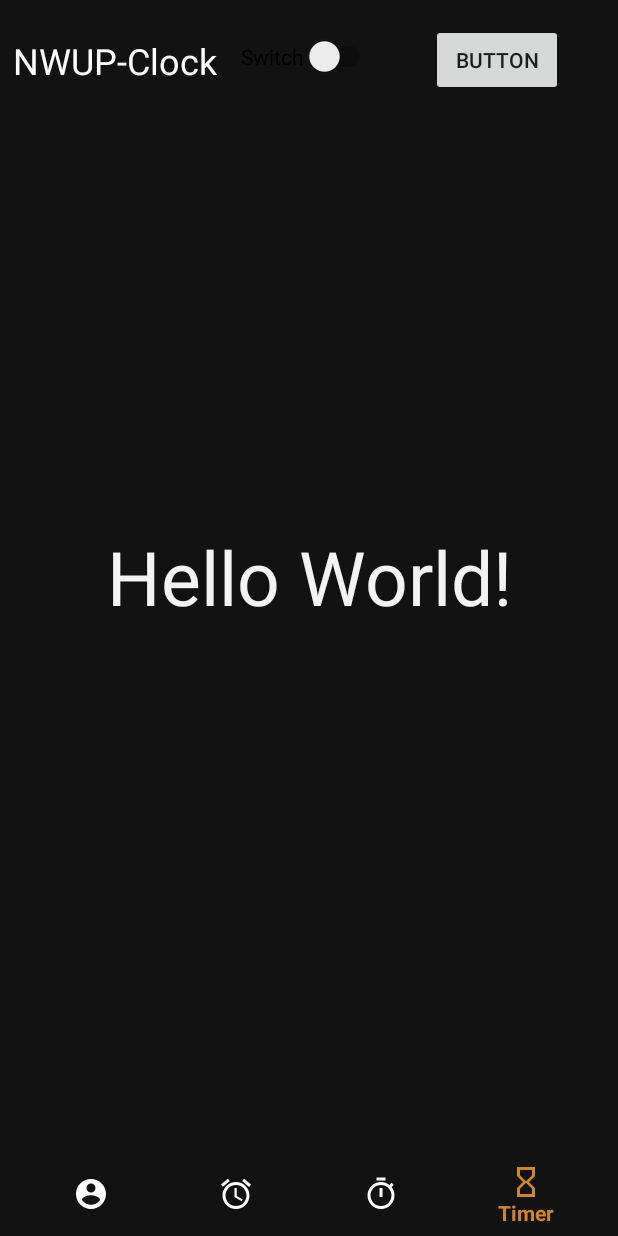
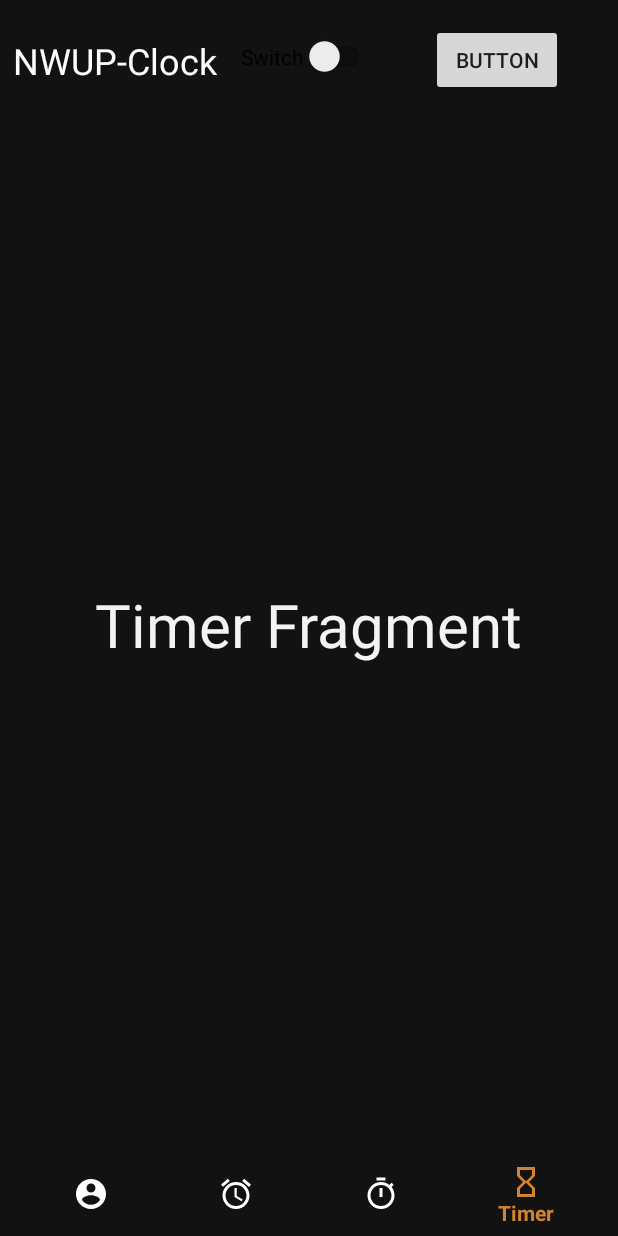
Before and after one commit to Shirados9/EMA-Project, an Android app: the screen it shows after launch (MainActivity), item 4 of the bottom bar chosen, on a phone screen of 412 x 824 dp. Run offline under Robolectric (Android 15) with nearby library versions, the phone set to English and light mode, and no system bars.

Commit message:
Code: -implemented navigation through fragments

```diff
--- a/app/build.gradle
+++ b/app/build.gradle
@@ -31,6 +31,9 @@ dependencies {
     implementation 'androidx.appcompat:appcompat:1.1.0'
     implementation 'androidx.core:core-ktx:1.2.0'
     implementation 'androidx.constraintlayout:constraintlayout:1.1.3'
+    implementation 'androidx.legacy:legacy-support-v4:1.0.0'
+    implementation 'androidx.lifecycle:lifecycle-extensions:2.2.0'
+    implementation 'androidx.lifecycle:lifecycle-viewmodel-ktx:2.2.0'
     testImplementation 'junit:junit:4.12'
     androidTestImplementation 'androidx.test.ext:junit:1.1.1'
     androidTestImplementation 'androidx.test.espresso:espresso-core:3.2.0'
--- a/app/src/main/java/NWUP/com/MainActivity.kt
+++ b/app/src/main/java/NWUP/com/MainActivity.kt
@@ -2,16 +2,106 @@ package NWUP.com
 
 import androidx.appcompat.app.AppCompatActivity
 import android.os.Bundle
+import android.view.MenuItem
 import android.widget.Switch
 import android.widget.ToggleButton
+import androidx.fragment.app.Fragment
+import androidx.fragment.app.FragmentTransaction
+import com.google.android.material.bottomnavigation.BottomNavigationView
+import kotlinx.android.synthetic.main.activity_main.*
+import java.util.*
 
 class MainActivity : AppCompatActivity() {
+
+//    lateinit var alarmFragment: AlarmFragment
+//    lateinit var stoppuhrFragment: StoppuhrFragment
+//    lateinit var timerFragment: TimerFragment
+//    lateinit var weltuhrFragment: WeltuhrFragment
 
     override fun onCreate(savedInstanceState: Bundle?) {
         super.onCreate(savedInstanceState)
         setContentView(R.layout.activity_main)
 
+        //Default fragment
+        loadFragment(WeltuhrFragment())
 
+        bottom_navigation.setOnNavigationItemSelectedListener { menuItem ->
+            when{
+                menuItem.itemId == R.id.weltuhr -> {
+                    loadFragment(WeltuhrFragment())
+                    return@setOnNavigationItemSelectedListener true
+                }
+                menuItem.itemId == R.id.alarm -> {
+                    loadFragment(AlarmFragment())
+                    return@setOnNavigationItemSelectedListener true
+                }
+                menuItem.itemId == R.id.stoppuhr -> {
+                    loadFragment(StoppuhrFragment())
+                    return@setOnNavigationItemSelectedListener true
+                }
+                menuItem.itemId == R.id.timer -> {
+                    loadFragment(TimerFragment())
+                    return@setOnNavigationItemSelectedListener true
+                }
+                else -> {
+                    return@setOnNavigationItemSelectedListener false
+                }
+            }
+        }
 
+//        val bottomNavigationView: BottomNavigationView = findViewById(R.id.bottom_navigation)
+//
+//        weltuhrFragment = WeltuhrFragment();
+//        supportFragmentManager
+//            .beginTransaction()
+//            .replace(R.id.frame_layout, weltuhrFragment)
+//            .setTransition(FragmentTransaction.TRANSIT_FRAGMENT_OPEN)
+//            .commit()
+//
+//        bottomNavigationView.setOnNavigationItemReselectedListener { item ->
+//
+//            when (item.itemId) {
+//
+//                R.id.alarm -> {
+//                    alarmFragment = AlarmFragment();
+//                    supportFragmentManager
+//                        .beginTransaction()
+//                        .replace(R.id.frame_layout, alarmFragment)
+//                        .setTransition(FragmentTransaction.TRANSIT_FRAGMENT_OPEN)
+//                        .commit()
+//                }
+//
+//                R.id.stoppuhr -> {
+//                    stoppuhrFragment = StoppuhrFragment();
+//                    supportFragmentManager
+//                        .beginTransaction()
+//                        .replace(R.id.frame_layout, stoppuhrFragment)
+//                        .setTransition(FragmentTransaction.TRANSIT_FRAGMENT_OPEN)
+//                        .commit()
+//                }
+//                R.id.weltuhr -> {
+//                    weltuhrFragment = WeltuhrFragment();
+//                    supportFragmentManager
+//                        .beginTransaction()
+//                        .replace(R.id.frame_layout, weltuhrFragment)
+//                        .setTransition(FragmentTransaction.TRANSIT_FRAGMENT_OPEN)
+//                        .commit()
+//                }
+//                R.id.timer -> {
+//                    timerFragment = TimerFragment();
+//                    supportFragmentManager
+//                        .beginTransaction()
+//                        .replace(R.id.frame_layout, timerFragment)
+//                        .setTransition(FragmentTransaction.TRANSIT_FRAGMENT_OPEN)
+//                        .commit()
+//                }
+//            }
+    }
+
+    private fun loadFragment(fragment: Fragment) {
+        supportFragmentManager.beginTransaction().also { fragmentTransaction->
+            fragmentTransaction.replace(R.id.frame_layout, fragment)
+            fragmentTransaction.commit()
+        }
     }
 }
--- /dev/null
+++ b/app/src/main/java/NWUP/com/TimerFragment.kt
@@ -0,0 +1,22 @@
+package NWUP.com
+
+import android.os.Bundle
+import androidx.fragment.app.Fragment
+import android.view.LayoutInflater
+import android.view.View
+import android.view.ViewGroup
+
+/**
+ * A simple [Fragment] subclass.
+ */
+class TimerFragment : Fragment() {
+
+    override fun onCreateView(
+        inflater: LayoutInflater, container: ViewGroup?,
+        savedInstanceState: Bundle?
+    ): View? {
+        // Inflate the layout for this fragment
+        return inflater.inflate(R.layout.fragment_timer, container, false)
+    }
+
+}
--- /dev/null
+++ b/app/src/main/java/NWUP/com/WeltuhrFragment.kt
@@ -0,0 +1,22 @@
+package NWUP.com
+
+import android.os.Bundle
+import androidx.fragment.app.Fragment
+import android.view.LayoutInflater
+import android.view.View
+import android.view.ViewGroup
+
+/**
+ * A simple [Fragment] subclass.
+ */
+class WeltuhrFragment : Fragment() {
+
+    override fun onCreateView(
+        inflater: LayoutInflater, container: ViewGroup?,
+        savedInstanceState: Bundle?
+    ): View? {
+        // Inflate the layout for this fragment
+        return inflater.inflate(R.layout.fragment_weltuhr, container, false)
+    }
+
+}
--- a/app/src/main/res/layout/activity_main.xml
+++ b/app/src/main/res/layout/activity_main.xml
@@ -47,17 +47,14 @@
         app:layout_constraintStart_toEndOf="@+id/Mode"
         app:layout_constraintTop_toTopOf="parent" />
 
-    <TextView
-        android:layout_width="wrap_content"
+    <FrameLayout
+        android:id="@+id/frame_layout"
+        android:layout_width="match_parent"
         android:layout_height="wrap_content"
-        android:layout_centerInParent="true"
-        android:text="Hello World!"
-        android:textSize="50sp"
-        android:textColor="@color/colorAccent"
         app:layout_constraintBottom_toTopOf="@+id/bottom_navigation"
         app:layout_constraintEnd_toEndOf="parent"
         app:layout_constraintStart_toStartOf="parent"
-        app:layout_constraintTop_toTopOf="parent" />
+        app:layout_constraintTop_toBottomOf="@+id/Options" />
 
     <com.google.android.material.bottomnavigation.BottomNavigationView
         android:id="@+id/bottom_navigation"
--- /dev/null
+++ b/app/src/main/res/layout/fragment_timer.xml
@@ -0,0 +1,23 @@
+<?xml version="1.0" encoding="utf-8"?>
+<androidx.constraintlayout.widget.ConstraintLayout xmlns:android="http://schemas.android.com/apk/res/android"
+    xmlns:app="http://schemas.android.com/apk/res-auto"
+    xmlns:tools="http://schemas.android.com/tools"
+    android:layout_width="match_parent"
+    android:layout_height="match_parent"
+    android:background="@color/colorPrimaryDark"
+    tools:context=".TimerFragment">
+
+    <!-- TODO: Update blank fragment layout -->
+    <TextView
+        android:layout_width="wrap_content"
+        android:layout_height="wrap_content"
+        android:layout_centerInParent="true"
+        android:text="Timer Fragment"
+        android:textColor="@color/colorAccent"
+        android:textSize="40sp"
+        app:layout_constraintBottom_toBottomOf="parent"
+        app:layout_constraintEnd_toEndOf="parent"
+        app:layout_constraintStart_toStartOf="parent"
+        app:layout_constraintTop_toTopOf="parent" />
+
+</androidx.constraintlayout.widget.ConstraintLayout>
--- a/app/src/main/res/values/strings.xml
+++ b/app/src/main/res/values/strings.xml
@@ -1,3 +1,6 @@
 <resources>
     <string name="app_name">NWUP</string>
+
+    <!-- TODO: Remove or change this placeholder text -->
+    <string name="hello_blank_fragment">Hello blank fragment</string>
 </resources>
--- a/app/src/main/res/values/styles.xml
+++ b/app/src/main/res/values/styles.xml
@@ -7,5 +7,4 @@
         <item name="colorPrimaryDark">@color/colorPrimaryDark</item>
         <item name="colorAccent">@color/colorAccent</item>
     </style>
-
 </resources>
```
Also changed, not shown: app/src/main/java/NWUP/com/AlarmFragment.kt (added, +22 -0 lines), app/src/main/java/NWUP/com/StoppuhrFragment.kt (added, +22 -0 lines), app/src/main/res/layout/fragment_alarm.xml (added, +23 -0 lines), app/src/main/res/layout/fragment_stoppuhr.xml (added, +23 -0 lines), app/src/main/res/layout/fragment_weltuhr.xml (added, +23 -0 lines).
